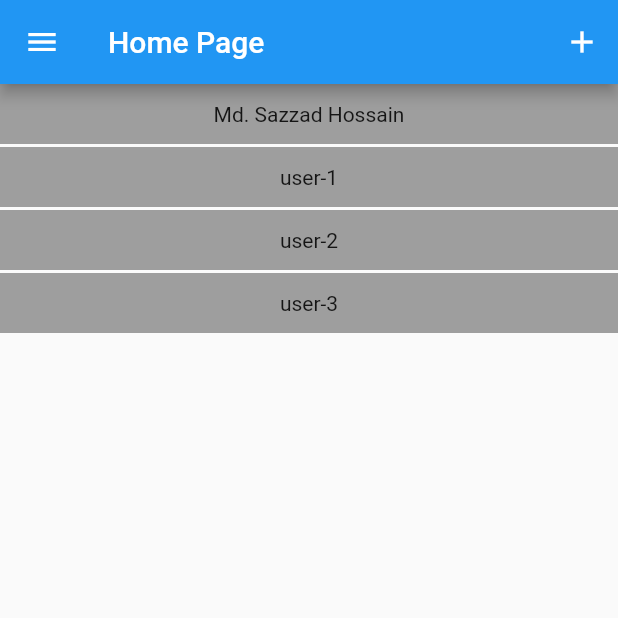
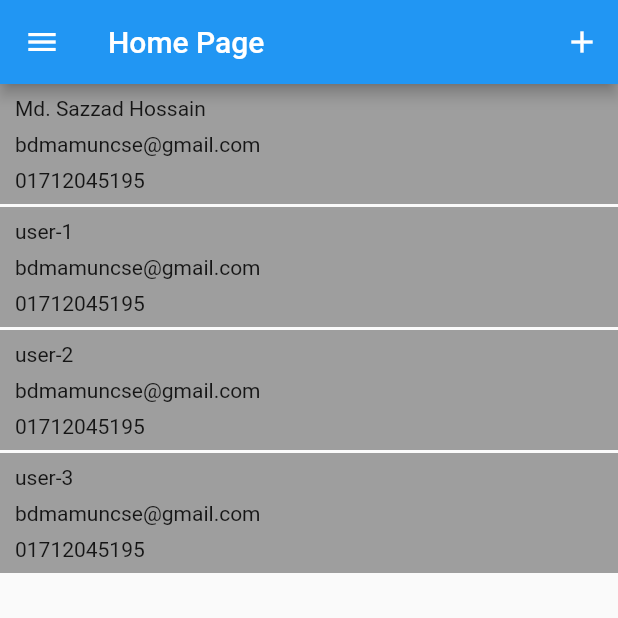
Before and after one commit to bdmamuncse/lecture09, a Flutter app: the screen it shows after launch, on a phone screen of 412 x 824 dp, the top half of it. Run offline on Flutter 3.47's test engine with Material 2 defaults, Android fonts, the phone set to English and light mode, and no system bars.

Commit message:
lect 9 upto list add using class listing

```diff
--- a/lib/screens/home_screen.dart
+++ b/lib/screens/home_screen.dart
@@ -2,6 +2,7 @@
 import 'package:flutter/cupertino.dart';
 import 'package:flutter/material.dart';
 import 'package:lecture_09_1_fresh_start/class/my_user_data.dart';
+import 'package:lecture_09_1_fresh_start/screens/user_details.dart';
 
 class HomeScreen extends StatefulWidget {
   const HomeScreen({Key? key}) : super(key: key);
@@ -47,18 +48,29 @@ class _HomeScreenState extends State<HomeScreen> {
             itemCount: userName.length,
             itemBuilder: (context, index) {
               return InkWell(
-                onTap: () {
-                  setState(() {
-                    userName.removeAt(index);
-                  });
-                  // print('${userName[index]}Positional Clicked');
+
+                onTap: (){
+                  Navigator.of(context).pushNamed(UserDetails.routeName, arguments: {
+                                      });
                 },
+
                 child: Container(
-                  margin: EdgeInsets.only(bottom: 2),
-                  height: 40,
+                  alignment: Alignment.centerLeft,
+                  margin: const EdgeInsets.only(bottom: 2),
+                  padding: const EdgeInsets.only(left:10),
+                  height: 80,
                   width: double.infinity,
                   color: Colors.grey,
-                  child: Center(child: Text(userName[index].username )),
+                  // child: Center(child: Text(userName[index].username )),
+                  child: Column(
+                    crossAxisAlignment: CrossAxisAlignment.start,
+                    mainAxisAlignment: MainAxisAlignment.spaceEvenly,
+                    children: [
+                      Text(userName[index].username),
+                      Text(userName[index].useremail),
+                      Text(userName[index].userphone),
+                    ],
+                  ),
                 ),
               );
             } ,
```
Also changed, not shown: lib/screens/user_details.dart (added, +24 -0 lines).
